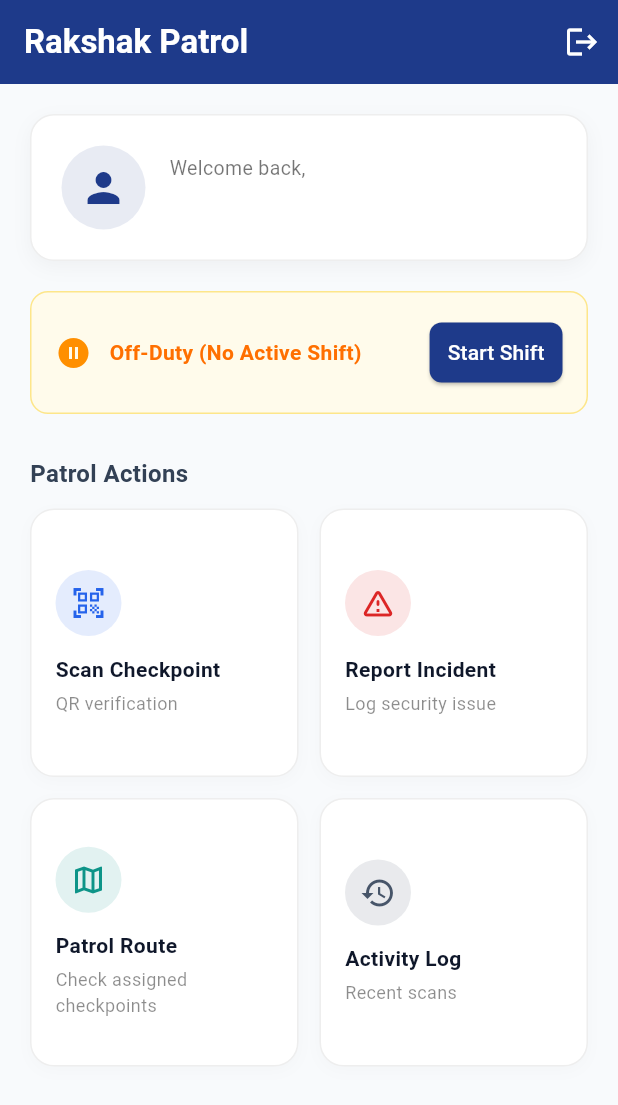
After one commit to spandangrasim-design/RakshakApp, a Flutter app: the DashboardScreen screen opened directly, on a phone screen of 412 x 824 dp. The commit adds this screen. Shown: the top 1105 px of the screen. Run offline on Flutter 3.47's test engine with Material 3 defaults, Android fonts, the phone set to English and light mode, and no system bars; our stand-ins replace shared_preferences; accounts and stored records are empty.

Commit message:
App dashbord

```diff
--- /dev/null
+++ b/rakshak_mobile/lib/screens/dashboard_screen.dart
@@ -0,0 +1,267 @@
+import 'package:flutter/material.dart';
+import 'package:shared_preferences/shared_preferences.dart';
+import 'login_screen.dart';
+
+class DashboardScreen extends StatefulWidget {
+  const DashboardScreen({Key? key}) : super(key: key);
+
+  @override
+  State<DashboardScreen> createState() => _DashboardScreenState();
+}
+
+class _DashboardScreenState extends State<DashboardScreen> {
+  String _guardName = 'Guard';
+  bool _isShiftActive = false;
+
+  @override
+  void initState() {
+    super.initState();
+    _loadGuardData();
+  }
+
+  Future<void> _loadGuardData() async {
+    final prefs = await SharedPreferences.getInstance();
+    setState(() {
+      _guardName = prefs.getString('guard_name') ?? 'Security Guard';
+    });
+  }
+
+  Future<void> _handleLogout() async {
+    final prefs = await SharedPreferences.getInstance();
+    await prefs.clear();
+
+    if (!mounted) return;
+    Navigator.pushReplacement(
+      context,
+      MaterialPageRoute(builder: (context) => const LoginScreen()),
+    );
+  }
+
+  void _toggleShift() {
+    setState(() {
+      _isShiftActive = !_isShiftActive;
+    });
+    ScaffoldMessenger.of(context).showSnackBar(
+      SnackBar(
+        content: Text(_isShiftActive ? 'Shift Started' : 'Shift Ended'),
+        backgroundColor: _isShiftActive ? Colors.green : Colors.orange,
+      ),
+    );
+  }
+
+  @override
+  Widget build(BuildContext context) {
+    return Scaffold(
+      backgroundColor: const Color(0xFFF8FAFC),
+      appBar: AppBar(
+        title: const Text('Rakshak Patrol', style: TextStyle(fontWeight: FontWeight.bold)),
+        backgroundColor: const Color(0xFF1E3A8A),
+        foregroundColor: Colors.white,
+        actions: [
+          IconButton(
+            icon: const Icon(Icons.logout),
+            tooltip: 'Logout',
+            onPressed: _handleLogout,
+          ),
+        ],
+      ),
+      body: SingleChildScrollView(
+        padding: const EdgeInsets.all(20.0),
+        child: Column(
+          crossAxisAlignment: CrossAxisAlignment.stretch,
+          children: [
+            // Welcome Card
+            Container(
+              padding: const EdgeInsets.all(20),
+              decoration: BoxDecoration(
+                color: Colors.white,
+                borderRadius: BorderRadius.circular(16),
+                border: Border.all(color: Colors.grey.shade200),
+                boxShadow: [
+                  BoxShadow(
+                    color: Colors.black.withOpacity(0.04),
+                    blurRadius: 10,
+                    offset: const Offset(0, 4),
+                  ),
+                ],
+              ),
+              child: Row(
+                children: [
+                  CircleAvatar(
+                    radius: 28,
+                    backgroundColor: const Color(0xFF1E3A8A).withOpacity(0.1),
+                    child: const Icon(Icons.person, size: 32, color: Color(0xFF1E3A8A)),
+                  ),
+                  const SizedBox(width: 16),
+                  Expanded(
+                    child: Column(
+                      crossAxisAlignment: CrossAxisAlignment.start,
+                      children: [
+                        const Text(
+                          'Welcome back,',
+                          style: TextStyle(color: Colors.black54, fontSize: 13),
+                        ),
+                        Text(
+                          _guardName,
+                          style: const TextStyle(
+                            fontSize: 18,
+                            fontWeight: FontWeight.bold,
+                            color: Color(0xFF0F172A),
+                          ),
+                        ),
+                      ],
+                    ),
+                  ),
+                ],
+              ),
+            ),
+            const SizedBox(height: 20),
+
+            // Shift Status Banner
+            Container(
+              padding: const EdgeInsets.all(16),
+              decoration: BoxDecoration(
+                color: _isShiftActive ? const Color(0xFFECFDF5) : const Color(0xFFFFFBEB),
+                borderRadius: BorderRadius.circular(12),
+                border: Border.all(
+                  color: _isShiftActive ? const Color(0xFFA7F3D0) : const Color(0xFFFDE68A),
+                ),
+              ),
+              child: Row(
+                children: [
+                  Icon(
+                    _isShiftActive ? Icons.check_circle : Icons.pause_circle_filled,
+                    color: _isShiftActive ? Colors.green.shade700 : Colors.amber.shade800,
+                  ),
+                  const SizedBox(width: 12),
+                  Expanded(
+                    child: Text(
+                      _isShiftActive ? 'Active Patrol Shift' : 'Off-Duty (No Active Shift)',
+                      style: TextStyle(
+                        fontWeight: FontWeight.w600,
+                        color: _isShiftActive ? Colors.green.shade900 : Colors.amber.shade900,
+                      ),
+                    ),
+                  ),
+                  ElevatedButton(
+                    onPressed: _toggleShift,
+                    style: ElevatedButton.styleFrom(
+                      backgroundColor: _isShiftActive ? Colors.red.shade600 : const Color(0xFF1E3A8A),
+                      foregroundColor: Colors.white,
+                      shape: RoundedRectangleBorder(borderRadius: BorderRadius.circular(8)),
+                      padding: const EdgeInsets.symmetric(horizontal: 12, vertical: 8),
+                    ),
+                    child: Text(_isShiftActive ? 'End Shift' : 'Start Shift'),
+                  ),
+                ],
+              ),
+            ),
+            const SizedBox(height: 28),
+
+            const Text(
+              'Patrol Actions',
+              style: TextStyle(fontSize: 16, fontWeight: FontWeight.bold, color: Color(0xFF334155)),
+            ),
+            const SizedBox(height: 12),
+
+            // Action Grid
+            GridView.count(
+              shrinkWrap: true,
+              physics: const NeverScrollableScrollPhysics(),
+              crossAxisCount: 2,
+              crossAxisSpacing: 14,
+              mainAxisSpacing: 14,
+              children: [
+                _buildActionCard(
+                  icon: Icons.qr_code_scanner,
+                  title: 'Scan Checkpoint',
+                  subtitle: 'QR verification',
+                  color: const Color(0xFF2563EB),
+                  onTap: () {
+                    // QR scanner routing will go here
+                  },
+                ),
+                _buildActionCard(
+                  icon: Icons.warning_amber_rounded,
+                  title: 'Report Incident',
+                  subtitle: 'Log security issue',
+                  color: const Color(0xFFDC2626),
+                  onTap: () {
+                    // Incident reporting routing will go here
+                  },
+                ),
+                _buildActionCard(
+                  icon: Icons.map_outlined,
+                  title: 'Patrol Route',
+                  subtitle: 'Check assigned checkpoints',
+                  color: const Color(0xFF0D9488),
+                  onTap: () {
+                    // Route details
+                  },
+                ),
+                _buildActionCard(
+                  icon: Icons.history,
+                  title: 'Activity Log',
+                  subtitle: 'Recent scans',
+                  color: const Color(0xFF475569),
+                  onTap: () {
+                    // Logs view
+                  },
+                ),
+              ],
+            ),
+          ],
+        ),
+      ),
+    );
+  }
+
+  Widget _buildActionCard({
+    required IconData icon,
+    required String title,
+    required String subtitle,
+    required Color color,
+    required VoidCallback onTap,
+  }) {
+    return InkWell(
+      onTap: onTap,
+      borderRadius: BorderRadius.circular(16),
+      child: Container(
+        padding: const EdgeInsets.all(16),
+        decoration: BoxDecoration(
+          color: Colors.white,
+          borderRadius: BorderRadius.circular(16),
+          border: Border.all(color: Colors.grey.shade200),
+          boxShadow: [
+            BoxShadow(
+              color: Colors.black.withOpacity(0.02),
+              blurRadius: 8,
+              offset: const Offset(0, 3),
+            ),
+          ],
+        ),
+        child: Column(
+          crossAxisAlignment: CrossAxisAlignment.start,
+          mainAxisAlignment: MainAxisAlignment.center,
+          children: [
+            CircleAvatar(
+              radius: 22,
+              backgroundColor: color.withOpacity(0.12),
+              child: Icon(icon, color: color, size: 24),
+            ),
+            const SizedBox(height: 12),
+            Text(
+              title,
+              style: const TextStyle(fontWeight: FontWeight.bold, fontSize: 14, color: Color(0xFF0F172A)),
+            ),
+            const SizedBox(height: 4),
+            Text(
+              subtitle,
+              style: const TextStyle(fontSize: 12, color: Colors.black45),
+            ),
+          ],
+        ),
+      ),
+    );
+  }
+}
--- a/rakshak_mobile/lib/screens/login_screen.dart
+++ b/rakshak_mobile/lib/screens/login_screen.dart
@@ -1,5 +1,6 @@
 import 'package:flutter/material.dart';
 import '../services/auth_service.dart';
+import 'dashboard_screen.dart';
 
 class LoginScreen extends StatefulWidget {
   const LoginScreen({Key? key}) : super(key: key);
@@ -35,6 +36,11 @@ class _LoginScreenState extends State<LoginScreen> {
       // Navigate to the Patrol Dashboard (to be built next)
       ScaffoldMessenger.of(context).showSnackBar(
         const SnackBar(content: Text('Login Successful! Welcome to Rakshak.'), backgroundColor: Colors.green),
+      );
+      if (!mounted) return;
+      Navigator.pushReplacement(
+        context,
+        MaterialPageRoute(builder: (context) => const DashboardScreen()),
       );
       // Navigator.pushReplacementNamed(context, '/dashboard');
     } else {
```
Also changed, not shown: 2 other files.
